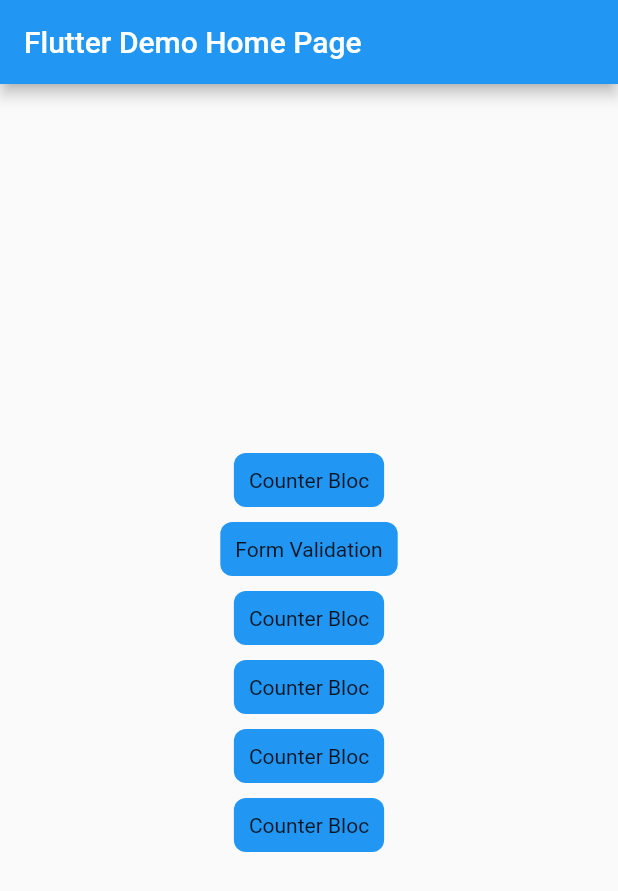
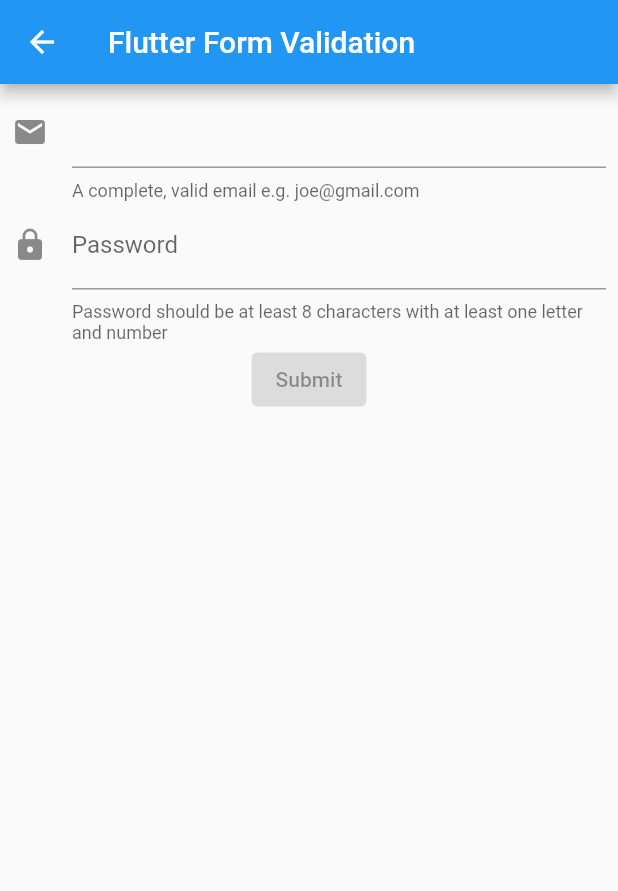
Before and after one commit to riadshuvo/sample_project, a Flutter app: the screen it shows after launch, after a tap on "Form Validation", on a phone screen of 412 x 824 dp. Shown: the top 891 px of the screen. Run offline on Flutter 3.47's test engine with Material 2 defaults, Android fonts, the phone set to English and light mode, and no system bars; our stand-ins replace bloc, equatable, flutter_bloc, formz.

Commit message:
form validation done

```diff
--- /dev/null
+++ b/lib/form_validation/bloc/my_form_bloc.dart
@@ -0,0 +1,61 @@
+
+import 'package:flutter_bloc/flutter_bloc.dart';
+import 'package:formz/formz.dart';
+import 'package:equatable/equatable.dart';
+import 'package:sample_project/form_validation/models/email_model.dart';
+import 'package:sample_project/form_validation/models/password_model.dart';
+part 'my_form_event.dart';
+part 'my_form_state.dart';
+
+class MyFormBloc extends Bloc<MyFormEvent,MyFormState>{
+  MyFormBloc() : super(const MyFormState());
+
+  @override
+  void onTransition(Transition<MyFormEvent, MyFormState> transition) {
+    print('MyFormBloc: $transition');
+    super.onTransition(transition);
+  }
+
+  @override
+  Stream<MyFormState> mapEventToState(MyFormEvent event) async*{
+    if(event is EmailChanged){
+      final email = Email.dirty(event.email);
+      yield state.copyWith(
+          email: email.valid ? email : Email.pure(event.email),
+          status: Formz.validate([email, state.password])
+      );
+    } else if(event is PasswordChanged){
+      final password = Password.dirty(event.password);
+      yield state.copyWith(
+        password: password.valid ? password : Password.pure(),
+        status: Formz.validate([state.email, password]),
+      );
+    }else if(event is EmailUnfocused){
+      final email = Email.dirty(state.email.value);
+      yield state.copyWith(
+        email: email,
+        status: Formz.validate([email, state.password])
+      );
+    } else if (event is PasswordUnfocused) {
+      final password = Password.dirty(state.password.value);
+      yield state.copyWith(
+        password: password,
+        status: Formz.validate([state.email, password]),
+      );
+    } else if (event is FormSubmitted) {
+      final email = Email.dirty(state.email.value);
+      final password = Password.dirty(state.password.value);
+      yield state.copyWith(
+        email: email,
+        password: password,
+        status: Formz.validate([email, password]),
+      );
+      if (state.status.isValidated) {
+        yield state.copyWith(status: FormzStatus.submissionInProgress);
+        await Future<void>.delayed(const Duration(seconds: 1));
+        yield state.copyWith(status: FormzStatus.submissionSuccess);
+      }
+    }
+  }
+
+}
--- /dev/null
+++ b/lib/form_validation/bloc/my_form_event.dart
@@ -0,0 +1,33 @@
+part of 'my_form_bloc.dart';
+
+
+abstract class MyFormEvent extends Equatable {
+  const MyFormEvent();
+
+  @override
+  List<Object> get props => [];
+}
+
+class EmailChanged extends MyFormEvent {
+  const EmailChanged({required this.email});
+
+  final String email;
+
+  @override
+  List<Object> get props => [email];
+}
+
+class EmailUnfocused extends MyFormEvent {}
+
+class PasswordChanged extends MyFormEvent {
+  const PasswordChanged({required this.password});
+
+  final String password;
+
+  @override
+  List<Object> get props => [password];
+}
+
+class PasswordUnfocused extends MyFormEvent {}
+
+class FormSubmitted extends MyFormEvent {}
--- /dev/null
+++ b/lib/form_validation/bloc/my_form_state.dart
@@ -0,0 +1,30 @@
+
+part of 'my_form_bloc.dart';
+
+class MyFormState extends Equatable{
+  const MyFormState({
+    this.email = const Email.pure(),
+    this.password = const Password.pure(),
+    this.status = FormzStatus.pure,
+  });
+
+  final Email email;
+  final Password password;
+  final FormzStatus status;
+
+  MyFormState copyWith({
+    Email? email,
+    Password? password,
+    FormzStatus? status,
+  }) {
+    return MyFormState(
+      email: email ?? this.email,
+      password: password ?? this.password,
+      status: status ?? this.status,
+    );
+  }
+
+  @override
+  List<Object> get props => [email, password, status];
+
+}
--- /dev/null
+++ b/lib/form_validation/models/email_model.dart
@@ -0,0 +1,22 @@
+
+
+import 'package:formz/formz.dart';
+
+enum EmailValidationError { invalid }
+
+class Email extends FormzInput<String, EmailValidationError>{
+
+  const Email.pure([String value = '']) : super.pure(value);
+  const Email.dirty([String value = '']) : super.dirty(value);
+
+  static final _emailRegex = RegExp(
+    r'^(([^<>()[\]\\.,;:\s@\"]+(\.[^<>()[\]\\.,;:\s@\"]+)*)|(\".+\"))@((\[[0-9]{1,3}\.[0-9]{1,3}\.[0-9]{1,3}\.[0-9]{1,3}\])|(([a-zA-Z\-0-9]+\.)+[a-zA-Z]{2,}))$',
+  );
+
+  @override
+  EmailValidationError? validator(String? value) {
+    return _emailRegex.hasMatch(value ?? '')
+    ? null : EmailValidationError.invalid;
+  }
+
+}
--- /dev/null
+++ b/lib/form_validation/models/password_model.dart
@@ -0,0 +1,18 @@
+import 'package:formz/formz.dart';
+
+enum PasswordValidationError { invalid }
+
+class Password extends FormzInput<String, PasswordValidationError> {
+  const Password.pure([String value = '']) : super.pure(value);
+  const Password.dirty([String value = '']) : super.dirty(value);
+
+  static final _passwordRegex =
+  RegExp(r'^(?=.*[A-Za-z])(?=.*\d)[A-Za-z\d]{8,}$');
+
+  @override
+  PasswordValidationError? validator(String? value) {
+    return _passwordRegex.hasMatch(value ?? '')
+        ? null
+        : PasswordValidationError.invalid;
+  }
+}
--- /dev/null
+++ b/lib/form_validation/view/form_vaidation_view.dart
@@ -0,0 +1,205 @@
+import 'package:flutter/material.dart';
+import 'package:flutter_bloc/flutter_bloc.dart';
+import 'package:sample_project/form_validation/bloc/my_form_bloc.dart';
+import 'package:formz/formz.dart';
+
+class FormValidationView extends StatelessWidget {
+  const FormValidationView({Key? key}) : super(key: key);
+
+  @override
+  Widget build(BuildContext context) {
+    return Scaffold(
+      appBar: AppBar(title: const Text('Flutter Form Validation')),
+      body: BlocProvider(
+        create: (_) => MyFormBloc(),
+        child: MyForm(),
+      ),
+    );
+  }
+}
+
+class MyForm extends StatefulWidget {
+  const MyForm({Key? key}) : super(key: key);
+
+  @override
+  _MyFormState createState() => _MyFormState();
+}
+
+class _MyFormState extends State<MyForm> {
+  final _emailFocusNode = FocusNode();
+  final _passwordFocusNode = FocusNode();
+
+  @override
+  void initState() {
+    super.initState();
+    _emailFocusNode.addListener(() {
+      if (!_emailFocusNode.hasFocus) {
+        context.read<MyFormBloc>().add(EmailUnfocused());
+        FocusScope.of(context).requestFocus(_passwordFocusNode);
+      }
+    });
+    _passwordFocusNode.addListener(() {
+      if (!_passwordFocusNode.hasFocus) {
+        context.read<MyFormBloc>().add(PasswordUnfocused());
+      }
+    });
+  }
+
+  @override
+  void dispose() {
+    _emailFocusNode.dispose();
+    _passwordFocusNode.dispose();
+    super.dispose();
+  }
+
+  @override
+  Widget build(BuildContext context) {
+    return BlocListener<MyFormBloc, MyFormState>(
+      listener: (context, state) {
+        if (state.status.isSubmissionSuccess) {
+          ScaffoldMessenger.of(context).hideCurrentSnackBar();
+          showDialog<void>(
+            context: context,
+            builder: (_) => SuccessDialog(),
+          );
+        }
+        if (state.status.isSubmissionInProgress) {
+          ScaffoldMessenger.of(context)
+            ..hideCurrentSnackBar()
+            ..showSnackBar(
+              const SnackBar(content: Text('Submitting...')),
+            );
+        }
+      },
+      child: Padding(
+        padding: const EdgeInsets.all(8.0),
+        child: Column(
+          children: <Widget>[
+            EmailInput(focusNode: _emailFocusNode),
+            PasswordInput(focusNode: _passwordFocusNode),
+            SubmitButton(),
+          ],
+        ),
+      ),
+    );
+  }
+}
+
+class EmailInput extends StatelessWidget {
+  const EmailInput({Key? key, required this.focusNode}) : super(key: key);
+
+  final FocusNode focusNode;
+
+  @override
+  Widget build(BuildContext context) {
+    return BlocBuilder<MyFormBloc, MyFormState>(
+      builder: (context, state) {
+        return TextFormField(
+          initialValue: state.email.value,
+          focusNode: focusNode,
+          decoration: InputDecoration(
+            icon: const Icon(Icons.email),
+            helperText: 'A complete, valid email e.g. joe@gmail.com',
+            errorText: state.email.invalid
+                ? 'Please ensure the email entered is valid'
+                : null,
+          ),
+          keyboardType: TextInputType.emailAddress,
+          onChanged: (value) {
+            context.read<MyFormBloc>().add(EmailChanged(email: value));
+          },
+          textInputAction: TextInputAction.next,
+        );
+      },
+    );
+  }
+}
+
+class PasswordInput extends StatelessWidget {
+  const PasswordInput({Key? key, required this.focusNode}) : super(key: key);
+
+  final FocusNode focusNode;
+
+  @override
+  Widget build(BuildContext context) {
+    return BlocBuilder<MyFormBloc, MyFormState>(
+      builder: (context, state) {
+        return TextFormField(
+          initialValue: state.password.value,
+          focusNode: focusNode,
+          decoration: InputDecoration(
+            icon: const Icon(Icons.lock),
+            helperText:
+                '''Password should be at least 8 characters with at least one letter and number''',
+            helperMaxLines: 2,
+            labelText: 'Password',
+            errorMaxLines: 2,
+            errorText: state.password.invalid
+                ? '''Password must be at least 8 characters and contain at least one letter and number'''
+                : null,
+          ),
+          obscureText: true,
+          onChanged: (value) {
+            context.read<MyFormBloc>().add(PasswordChanged(password: value));
+          },
+          textInputAction: TextInputAction.done,
+        );
+      },
+    );
+  }
+}
+
+class SubmitButton extends StatelessWidget {
+  @override
+  Widget build(BuildContext context) {
+    return BlocBuilder<MyFormBloc, MyFormState>(
+      buildWhen: (previous, current) => previous.status != current.status,
+      builder: (context, state) {
+        return ElevatedButton(
+          onPressed: state.status.isValidated
+              ? () => context.read<MyFormBloc>().add(FormSubmitted())
+              : null,
+          child: const Text('Submit'),
+        );
+      },
+    );
+  }
+}
+
+class SuccessDialog extends StatelessWidget {
+  @override
+  Widget build(BuildContext context) {
+    return Dialog(
+      shape: RoundedRectangleBorder(
+        borderRadius: BorderRadius.circular(8),
+      ),
+      child: Padding(
+        padding: const EdgeInsets.all(8.0),
+        child: Column(
+          mainAxisSize: MainAxisSize.min,
+          children: <Widget>[
+            Row(
+              mainAxisSize: MainAxisSize.max,
+              children: <Widget>[
+                const Icon(Icons.info),
+                const Flexible(
+                  child: Padding(
+                    padding: EdgeInsets.all(10),
+                    child: Text(
+                      'Form Submitted Successfully!',
+                      softWrap: true,
+                    ),
+                  ),
+                ),
+              ],
+            ),
+            ElevatedButton(
+              child: const Text('OK'),
+              onPressed: () => Navigator.of(context).pop(),
+            ),
+          ],
+        ),
+      ),
+    );
+  }
+}
--- a/lib/main.dart
+++ b/lib/main.dart
@@ -1,12 +1,15 @@
 
+import 'package:flutter/foundation.dart';
 import 'package:flutter/material.dart';
 import 'package:flutter_bloc/flutter_bloc.dart';
 import 'package:sample_project/bloc_observer.dart';
-
+import 'package:equatable/equatable.dart';
 import 'counter/counter_view.dart';
+import 'form_validation/view/form_vaidation_view.dart';
 
 void main() {
   Bloc.observer = AppBlocObserver();
+  EquatableConfig.stringify = kDebugMode;
   runApp(MyApp());
 }
 
@@ -53,7 +56,11 @@ class _MyHomePageState extends State<MyHomePage> {
 
             SizedBox(height: 10,),
             RouteButton(
-                onClick: (){},
+                onClick: (){
+                  Navigator.of(context).push(
+                      MaterialPageRoute(builder: (context) =>
+                          FormValidationView()));
+                },
                 title: 'Form Validation'),
 
             SizedBox(height: 10,),
--- a/pubspec.yaml
+++ b/pubspec.yaml
@@ -30,6 +30,8 @@ dependencies:
   cupertino_icons: ^1.0.2
   bloc:
   flutter_bloc:
+  equatable: ^2.0.0
+  formz: ^0.4.0-nullsafety.0
 
 dev_dependencies:
   flutter_test:
```
Also changed, not shown: pubspec.lock.
